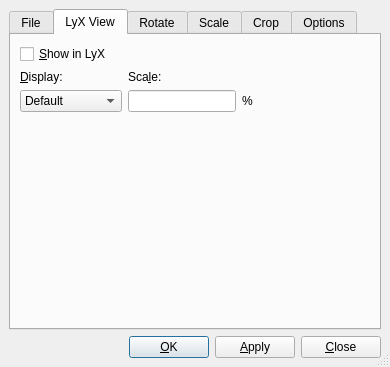
Above: src/frontends/qt4/ui/ExternalUi.ui from rpavlik/lyx-lucid-backport before the change. Below: the same form after it.
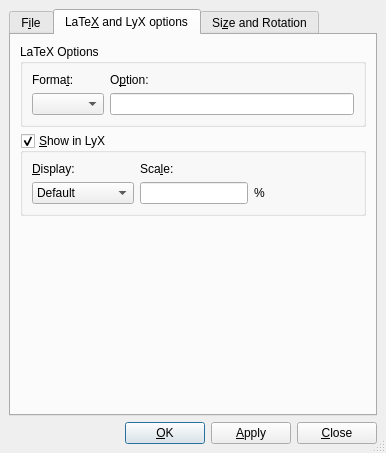
That is the form after the change. The open tabs and pages were chosen to show the change. Custom widgets are drawn as their Qt base class.

Diff of the .ui file:
```diff
--- a/src/frontends/qt4/ui/ExternalUi.ui
+++ b/src/frontends/qt4/ui/ExternalUi.ui
@@ -8,8 +8,8 @@
    <rect>
     <x>0</x>
     <y>0</y>
-    <width>390</width>
-    <height>367</height>
+    <width>386</width>
+    <height>453</height>
    </rect>
   </property>
   <property name="windowTitle" >
@@ -25,30 +25,14 @@
    <property name="spacing" >
     <number>6</number>
    </property>
-   <item row="1" column="0" >
-    <spacer>
-     <property name="orientation" >
-      <enum>Qt::Horizontal</enum>
-     </property>
-     <property name="sizeType" >
-      <enum>QSizePolicy::Expanding</enum>
-     </property>
-     <property name="sizeHint" >
-      <size>
-       <width>20</width>
-       <height>20</height>
-      </size>
-     </property>
-    </spacer>
-   </item>
-   <item row="0" column="0" colspan="4" >
+   <item row="0" column="0" >
     <widget class="QTabWidget" name="tab" >
      <property name="currentIndex" >
       <number>0</number>
      </property>
      <widget class="QWidget" name="filetab" >
       <attribute name="title" >
-       <string>File</string>
+       <string>F&amp;ile</string>
       </attribute>
       <layout class="QGridLayout" >
        <property name="margin" >
@@ -173,7 +157,7 @@
      </widget>
      <widget class="QWidget" name="lyxviewtab" >
       <attribute name="title" >
-       <string>LyX View</string>
+       <string>LaTe&amp;X and LyX options</string>
       </attribute>
       <layout class="QGridLayout" >
        <property name="margin" >
@@ -182,7 +166,88 @@
        <property name="spacing" >
         <number>6</number>
        </property>
-       <item row="2" column="0" >
+       <item row="0" column="0" >
+        <widget class="QGroupBox" name="optionsGB" >
+         <property name="title" >
+          <string>LaTeX Options</string>
+         </property>
+         <property name="flat" >
+          <bool>true</bool>
+         </property>
+         <layout class="QGridLayout" >
+          <property name="margin" >
+           <number>9</number>
+          </property>
+          <property name="spacing" >
+           <number>6</number>
+          </property>
+          <item row="1" column="1" >
+           <widget class="QLineEdit" name="extraED" />
+          </item>
+          <item row="0" column="1" >
+           <widget class="QLabel" name="optionLA" >
+            <property name="text" >
+             <string>O&amp;ption:</string>
+            </property>
+            <property name="buddy" >
+             <cstring>extraED</cstring>
+            </property>
+           </widget>
+          </item>
+          <item row="1" column="0" >
+           <widget class="QComboBox" name="extraFormatCO" />
+          </item>
+          <item row="0" column="0" >
+           <widget class="QLabel" name="formatLA" >
+            <property name="text" >
+             <string>Forma&amp;t:</string>
+            </property>
+            <property name="textFormat" >
+             <enum>Qt::AutoText</enum>
+            </property>
+            <property name="buddy" >
+             <cstring>extraFormatCO</cstring>
+            </property>
+           </widget>
+          </item>
+         </layout>
+        </widget>
+       </item>
+       <item row="1" column="0" >
+        <widget class="QGroupBox" name="displayGB" >
+         <property name="toolTip" >
+          <string>Display image in LyX</string>
+         </property>
+         <property name="title" >
+          <string>&amp;Show in LyX</string>
+         </property>
+         <property name="flat" >
+          <bool>true</bool>
+         </property>
+         <property name="checkable" >
+          <bool>true</bool>
+         </property>
+         <layout class="QGridLayout" >
+          <property name="margin" >
+           <number>9</number>
+          </property>
+          <property name="spacing" >
+           <number>6</number>
+          </property>
+          <item row="1" column="2" >
+           <spacer>
+            <property name="orientation" >
+             <enum>Qt::Horizontal</enum>
+            </property>
+            <property name="sizeHint" >
+             <size>
+              <width>87</width>
+              <height>20</height>
+             </size>
+            </property>
+           </spacer>
+          </item>
+          <item row="1" column="0" >
         <widget class="QComboBox" name="showCO" >
          <property name="toolTip" >
           <string>Screen display</string>
@@ -214,7 +279,7 @@
          </item>
         </widget>
        </item>
-       <item row="2" column="1" colspan="2" >
+          <item row="1" column="1" >
         <layout class="QHBoxLayout" >
          <property name="margin" >
           <number>0</number>
@@ -255,7 +320,7 @@
          </item>
         </layout>
        </item>
-       <item row="1" column="0" >
+          <item row="0" column="0" >
         <widget class="QLabel" name="showLA" >
          <property name="toolTip" >
           <string>Screen display</string>
@@ -268,7 +333,7 @@
          </property>
         </widget>
        </item>
-       <item row="1" column="1" colspan="2" >
+          <item row="0" column="1" >
         <widget class="QLabel" name="scaleLA" >
          <property name="toolTip" >
           <string>Percentage to scale by in LyX</string>
@@ -281,30 +346,10 @@
          </property>
         </widget>
        </item>
-       <item row="2" column="3" >
-        <spacer>
-         <property name="orientation" >
-          <enum>Qt::Horizontal</enum>
-         </property>
-         <property name="sizeHint" >
-          <size>
-           <width>87</width>
-           <height>20</height>
-          </size>
-         </property>
-        </spacer>
-       </item>
-       <item row="0" column="0" colspan="2" >
-        <widget class="QCheckBox" name="displayCB" >
-         <property name="toolTip" >
-          <string>Display image in LyX</string>
-         </property>
-         <property name="text" >
-          <string>&amp;Show in LyX</string>
-         </property>
+         </layout>
         </widget>
        </item>
-       <item row="3" column="2" >
+       <item row="2" column="0" >
         <spacer>
          <property name="orientation" >
           <enum>Qt::Vertical</enum>
@@ -321,8 +366,23 @@
      </widget>
      <widget class="QWidget" name="rotatetab" >
       <attribute name="title" >
+       <string>Si&amp;ze and Rotation</string>
+      </attribute>
+      <layout class="QGridLayout" >
+       <property name="margin" >
+        <number>9</number>
+       </property>
+       <property name="spacing" >
+        <number>6</number>
+       </property>
+       <item row="1" column="0" >
+        <widget class="QGroupBox" name="rotationGB" >
+         <property name="title" >
        <string>Rotate</string>
-      </attribute>
+         </property>
+         <property name="flat" >
+          <bool>true</bool>
+         </property>
       <layout class="QGridLayout" >
        <property name="margin" >
         <number>9</number>
@@ -422,10 +482,15 @@
        </item>
       </layout>
      </widget>
-     <widget class="QWidget" name="scaletab" >
-      <attribute name="title" >
+       </item>
+       <item row="0" column="0" >
+        <widget class="QGroupBox" name="scaleGB" >
+         <property name="title" >
        <string>Scale</string>
-      </attribute>
+         </property>
+         <property name="flat" >
+          <bool>true</bool>
+         </property>
       <layout class="QGridLayout" >
        <property name="margin" >
         <number>9</number>
@@ -513,10 +578,15 @@
        </item>
       </layout>
      </widget>
-     <widget class="QWidget" name="croptab" >
-      <attribute name="title" >
+       </item>
+       <item row="2" column="0" >
+        <widget class="QGroupBox" name="cropGB" >
+         <property name="title" >
        <string>Crop</string>
-      </attribute>
+         </property>
+         <property name="flat" >
+          <bool>true</bool>
+         </property>
       <layout class="QGridLayout" >
        <property name="margin" >
         <number>9</number>
@@ -620,66 +690,41 @@
          </property>
         </widget>
        </item>
-      </layout>
-     </widget>
-     <widget class="QWidget" name="optionstab" >
-      <attribute name="title" >
-       <string>Options</string>
-      </attribute>
-      <layout class="QGridLayout" >
+          <item row="2" column="1" colspan="2" >
+           <widget class="QLineEdit" name="xrED" />
+          </item>
+         </layout>
+        </widget>
+       </item>
+      </layout>
+     </widget>
+    </widget>
+   </item>
+   <item row="1" column="0" >
+    <layout class="QHBoxLayout" >
        <property name="margin" >
-        <number>9</number>
+      <number>0</number>
        </property>
        <property name="spacing" >
         <number>6</number>
        </property>
-       <item row="2" column="0" >
+     <item>
         <spacer>
          <property name="orientation" >
-          <enum>Qt::Vertical</enum>
+        <enum>Qt::Horizontal</enum>
+       </property>
+       <property name="sizeType" >
+        <enum>QSizePolicy::Expanding</enum>
          </property>
          <property name="sizeHint" >
           <size>
            <width>20</width>
-           <height>229</height>
+         <height>20</height>
           </size>
          </property>
         </spacer>
        </item>
-       <item row="1" column="1" >
-        <widget class="QLineEdit" name="extraED" />
-       </item>
-       <item row="0" column="1" >
-        <widget class="QLabel" name="optionLA" >
-         <property name="text" >
-          <string>O&amp;ption:</string>
-         </property>
-         <property name="buddy" >
-          <cstring>extraED</cstring>
-         </property>
-        </widget>
-       </item>
-       <item row="1" column="0" >
-        <widget class="QComboBox" name="extraFormatCO" />
-       </item>
-       <item row="0" column="0" >
-        <widget class="QLabel" name="formatLA" >
-         <property name="text" >
-          <string>Forma&amp;t:</string>
-         </property>
-         <property name="textFormat" >
-          <enum>Qt::AutoText</enum>
-         </property>
-         <property name="buddy" >
-          <cstring>extraFormatCO</cstring>
-         </property>
-        </widget>
-       </item>
-      </layout>
-     </widget>
-    </widget>
-   </item>
-   <item row="1" column="1" >
+     <item>
     <widget class="QPushButton" name="okPB" >
      <property name="text" >
       <string>&amp;OK</string>
@@ -689,7 +734,7 @@
      </property>
     </widget>
    </item>
-   <item row="1" column="2" >
+     <item>
     <widget class="QPushButton" name="applyPB" >
      <property name="text" >
       <string>&amp;Apply</string>
@@ -699,7 +744,7 @@
      </property>
     </widget>
    </item>
-   <item row="1" column="3" >
+     <item>
     <widget class="QPushButton" name="closePB" >
      <property name="text" >
       <string>&amp;Close</string>
@@ -713,6 +758,8 @@
     </widget>
    </item>
   </layout>
+   </item>
+  </layout>
  </widget>
  <pixmapfunction></pixmapfunction>
  <includes>
```
Left out of the diff: 226 changed lines with no effect on the pictures. Lines whose indentation alone changed are shown as unchanged.
